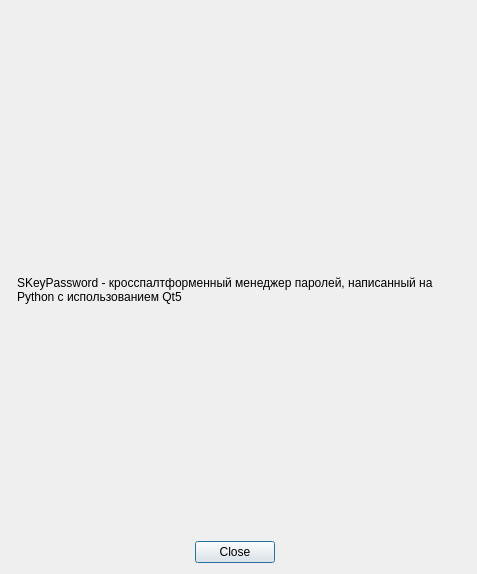
Qt form ui/AboutApp.ui (Syricoff/SKeyPassword) before a commit.
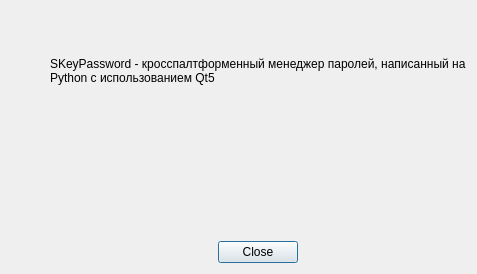
The same form after that commit. Icons and pictures are not drawn.

Diff of the .ui file:
```diff
--- a/ui/AboutApp.ui
+++ b/ui/AboutApp.ui
@@ -7,14 +7,66 @@
     <x>0</x>
     <y>0</y>
     <width>477</width>
-    <height>574</height>
+    <height>274</height>
    </rect>
   </property>
   <property name="windowTitle">
    <string>О Приложении</string>
   </property>
   <layout class="QGridLayout" name="gridLayout">
+   <item row="1" column="2">
+    <spacer name="horizontalSpacer_2">
+     <property name="orientation">
+      <enum>Qt::Horizontal</enum>
+     </property>
+     <property name="sizeHint" stdset="0">
+      <size>
+       <width>40</width>
+       <height>20</height>
+      </size>
+     </property>
+    </spacer>
+   </item>
    <item row="2" column="1">
+    <spacer name="verticalSpacer_3">
+     <property name="orientation">
+      <enum>Qt::Vertical</enum>
+     </property>
+     <property name="sizeHint" stdset="0">
+      <size>
+       <width>20</width>
+       <height>40</height>
+      </size>
+     </property>
+    </spacer>
+   </item>
+   <item row="1" column="0" rowspan="3">
+    <widget class="QLabel" name="label">
+     <property name="text">
+      <string/>
+     </property>
+     <property name="pixmap">
+      <pixmap>../res/icons/icon2.png</pixmap>
+     </property>
+     <property name="alignment">
+      <set>Qt::AlignCenter</set>
+     </property>
+    </widget>
+   </item>
+   <item row="0" column="0" colspan="3">
+    <spacer name="horizontalSpacer">
+     <property name="orientation">
+      <enum>Qt::Horizontal</enum>
+     </property>
+     <property name="sizeHint" stdset="0">
+      <size>
+       <width>40</width>
+       <height>20</height>
+      </size>
+     </property>
+    </spacer>
+   </item>
+   <item row="5" column="2">
     <widget class="QDialogButtonBox" name="buttonBox">
      <property name="sizePolicy">
       <sizepolicy hsizetype="Expanding" vsizetype="Fixed">
@@ -30,23 +82,7 @@
      </property>
     </widget>
    </item>
-   <item row="0" column="2">
-    <widget class="QLabel" name="label_2">
-     <property name="text">
-      <string/>
-     </property>
-     <property name="textFormat">
-      <enum>Qt::MarkdownText</enum>
-     </property>
-     <property name="alignment">
-      <set>Qt::AlignCenter</set>
-     </property>
-     <property name="wordWrap">
-      <bool>true</bool>
-     </property>
-    </widget>
-   </item>
-   <item row="1" column="1">
+   <item row="2" column="2">
     <widget class="QLabel" name="label_3">
      <property name="text">
       <string>SKeyPassword - кросспалтформенный менеджер паролей, написанный на Python с использованием Qt5</string>
@@ -62,19 +98,6 @@
      </property>
     </widget>
    </item>
-   <item row="0" column="0" colspan="2">
-    <widget class="QLabel" name="label">
-     <property name="text">
-      <string/>
-     </property>
-     <property name="pixmap">
-      <pixmap>../res/icons/icon2.png</pixmap>
-     </property>
-     <property name="alignment">
-      <set>Qt::AlignCenter</set>
-     </property>
-    </widget>
-   </item>
   </layout>
  </widget>
  <resources/>
```
